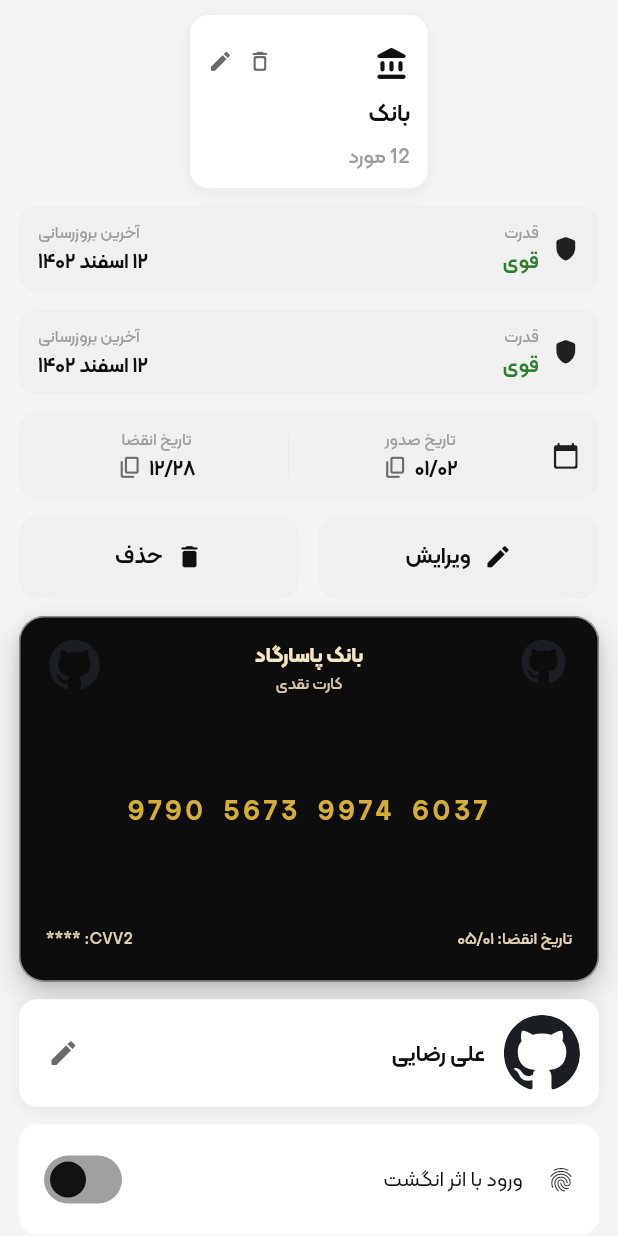
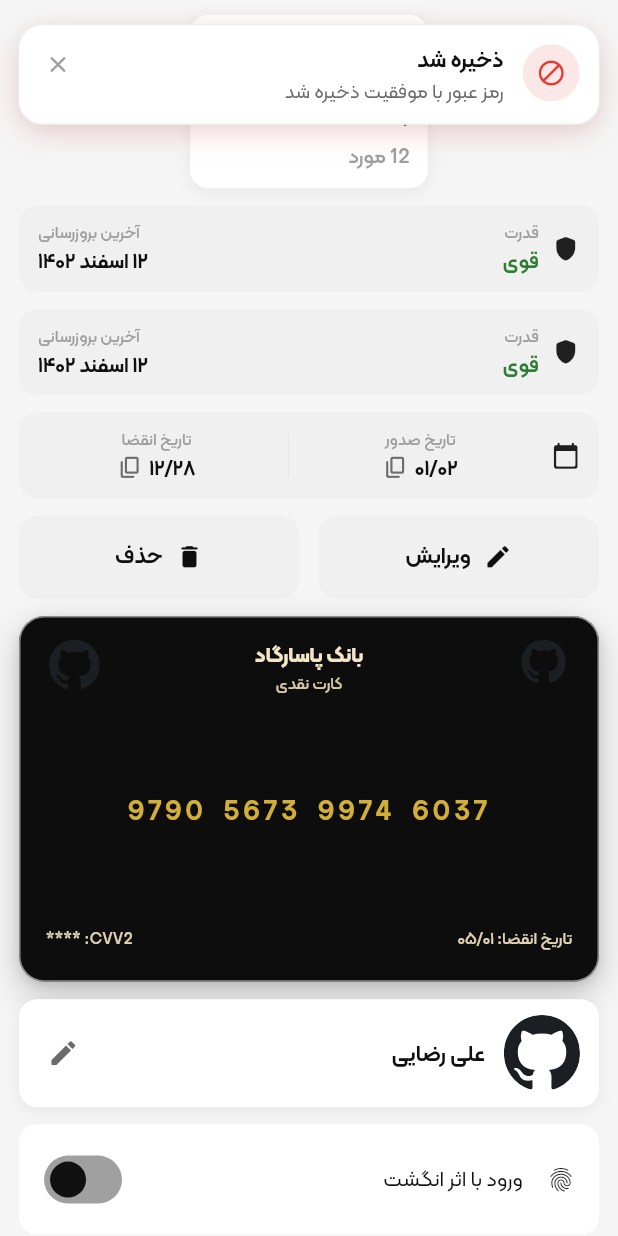
Before and after one commit to javadHeidary/keyva, a Flutter app: the screen it shows after launch, scrolled down 576 dp, after a tap on "ورود با اثر انگشت", on a phone screen of 412 x 824 dp. Run offline on Flutter 3.47's test engine with Material 3 defaults, Android fonts, the phone set to English and light mode, and no system bars; our stand-ins replace flutter_svg, get, vector_graphics.

Commit message:
Add : app toast widget

```diff
--- /dev/null
+++ b/devtools_options.yaml
@@ -0,0 +1,3 @@
+description: This file stores settings for Dart & Flutter DevTools.
+documentation: https://docs.flutter.dev/tools/devtools/extensions#configure-extension-enablement-states
+extensions:
--- a/lib/core/theme/app_colors.dart
+++ b/lib/core/theme/app_colors.dart
@@ -62,6 +62,12 @@
   static const Color errorLight = Color(0xFFE53935);
   static const Color errorDark = Color(0xFFEF5350);
 
+  static const Color infoLight = Color(0xFF1E88E5);
+  static const Color infoDark = Color(0xFF42A5F5);
+
+  static const Color neutralLight = Color(0xFF757575);
+  static const Color neutralDark = Color(0xFF9E9E9E);
+
   static const Color strengthBarBgLight = Color(0xFFE0E0E0);
   static const Color strengthBarBgDark = Color(0xFF333333);
 
--- a/lib/core/theme/app_radius.dart
+++ b/lib/core/theme/app_radius.dart
@@ -2,6 +2,8 @@
   static const double small = 8;
   static const double medium = 12;
   static const double large = 16;
+  static const double xLarge = 18;
+
   static const double extra = 24;
 
   static const double button = 12;
--- a/lib/core/theme/extensions/theme_extentions.dart
+++ b/lib/core/theme/extensions/theme_extentions.dart
@@ -41,6 +41,8 @@
   final Color overlay;
 
   final Color secondaryButton;
+  final Color info;
+  final Color neutral;
 
   const AppColorsExtension({
     required this.primary,
@@ -66,6 +68,8 @@
     required this.divider,
     required this.overlay,
     required this.secondaryButton,
+    required this.info,
+    required this.neutral,
   });
 
   static const light = AppColorsExtension(
@@ -92,6 +96,8 @@
     divider: AppColors.dividerLight,
     overlay: AppColors.overlayLight,
     secondaryButton: AppColors.secondaryButtonLight,
+    info: AppColors.infoLight,
+    neutral: AppColors.neutralLight,
   );
 
   static const dark = AppColorsExtension(
@@ -118,6 +124,8 @@
     divider: AppColors.dividerDark,
     overlay: AppColors.overlayDark,
     secondaryButton: AppColors.secondaryButtonDark,
+    info: AppColors.infoDark,
+    neutral: AppColors.neutralDark,
   );
 
   @override
@@ -145,6 +153,8 @@
     Color? divider,
     Color? overlay,
     Color? secondaryButton,
+    Color? info,
+    Color? neutral,
   }) {
     return AppColorsExtension(
       primary: primary ?? this.primary,
@@ -170,6 +180,8 @@
       divider: divider ?? this.divider,
       overlay: overlay ?? this.overlay,
       secondaryButton: secondaryButton ?? this.secondaryButton,
+      info: info ?? this.info,
+      neutral: neutral ?? this.neutral,
     );
   }
 
@@ -201,6 +213,8 @@
       divider: Color.lerp(divider, other.divider, t)!,
       overlay: Color.lerp(overlay, other.overlay, t)!,
       secondaryButton: Color.lerp(secondaryButton, other.secondaryButton, t)!,
+      info: Color.lerp(info, other.info, t)!,
+      neutral: Color.lerp(neutral, other.neutral, t)!,
     );
   }
 }
--- a/lib/feature/widget_builder_test.dart
+++ b/lib/feature/widget_builder_test.dart
@@ -16,6 +16,7 @@
 import 'package:keyva/shared/widget/date_info_card_widget.dart';
 import 'package:keyva/shared/widget/password_strengthbar_widget.dart';
 import 'package:keyva/shared/widget/split_date_info.dart';
+import 'package:keyva/shared/widget/toast_widget.dart';
 import 'package:keyva/shared/widget/toggle_item_widget.dart';
 import 'package:keyva/shared/widget/user_info_widger.dart';
 
@@ -26,13 +27,9 @@
   Widget build(BuildContext context) {
     return Scaffold(
       body: SafeArea(
-        child: Directionality(
-          textDirection: TextDirection.rtl,
         child: SingleChildScrollView(
           child: Padding(
-              padding: EdgeInsetsGeometry.symmetric(
-                horizontal: AppSpacing.md.s,
-              ),
+            padding: EdgeInsetsGeometry.symmetric(horizontal: AppSpacing.md.s),
             child: Column(
               children: [
                 AppListItemWidget(
@@ -62,10 +59,7 @@
                     AppDropdownItem(
                       value: 'personal',
                       label: 'شخصی',
-                        icon: Icon(
-                          Icons.person_outline,
-                          size: AppSizes.iconMd.s,
-                        ),
+                      icon: Icon(Icons.person_outline, size: AppSizes.iconMd.s),
                     ),
                   ],
                   onChanged: (value) {
@@ -246,7 +240,11 @@
                   icon: Icon(Icons.fingerprint_rounded, size: 18.s),
                   title: 'ورود با اثر انگشت',
                   value: true,
-                    onChanged: (val) {},
+                  onChanged: (val) => AppToast.error(
+                    context,
+                    title: 'ذخیره شد',
+                    message: 'رمز عبور با موفقیت ذخیره شد',
+                  ),
                 ),
                 SizedBox(height: AppSpacing.md.h),
                 PasswordStrengthBarWidget(strength: 0.8, showLabel: true),
@@ -256,7 +254,6 @@
           ),
         ),
       ),
-      ),
     );
   }
 }
--- a/lib/main.dart
+++ b/lib/main.dart
@@ -1,4 +1,5 @@
 import 'package:flutter/material.dart';
+import 'package:flutter_localizations/flutter_localizations.dart';
 import 'package:get/route_manager.dart';
 import 'package:keyva/core/routes/app_routing.dart';
 import 'package:keyva/core/theme/app_responsive.dart';
@@ -16,14 +17,14 @@
     return GetMaterialApp(
       debugShowCheckedModeBanner: false,
       title: 'Keyva',
-      // locale: const Locale('fa', 'IR'),
-      // fallbackLocale: const Locale('fa', 'IR'),
-      // supportedLocales: const [Locale('fa', 'IR'), Locale('en', 'US')],
-      // localizationsDelegates: const [
-      //   // GlobalMaterialLocalizations.delegate,
-      //   // GlobalWidgetsLocalizations.delegate,
-      //   // GlobalCupertinoLocalizations.delegate,
-      // ],
+      locale: const Locale('fa', 'IR'),
+      fallbackLocale: const Locale('fa', 'IR'),
+      supportedLocales: const [Locale('fa', 'IR'), Locale('en', 'US')],
+      localizationsDelegates: const [
+        GlobalMaterialLocalizations.delegate,
+        GlobalWidgetsLocalizations.delegate,
+        GlobalCupertinoLocalizations.delegate,
+      ],
       theme: AppTheme.light,
       darkTheme: AppTheme.dark,
       themeMode: ThemeMode.system,
--- /dev/null
+++ b/lib/shared/widget/toast_widget.dart
@@ -0,0 +1,434 @@
+import 'dart:async';
+
+import 'package:flutter/material.dart';
+import 'package:keyva/core/theme/app_radius.dart';
+import 'package:keyva/core/theme/app_spacing.dart';
+import 'package:keyva/core/theme/app_typography.dart';
+import 'package:keyva/core/theme/extensions/responsive_extentions.dart';
+import 'package:keyva/core/theme/extensions/theme_extentions.dart';
+
+// ============================================================
+// TOAST TYPE
+// ============================================================
+
+enum AppToastType { neutral, info, success, warning, error }
+
+// ============================================================
+// TOAST POSITION
+// ============================================================
+
+enum AppToastPosition { top, right }
+
+// ============================================================
+// TOAST CONFIG
+// ============================================================
+
+class AppToastConfig {
+  final String title;
+  final String? message;
+  final AppToastType type;
+  final AppToastPosition position;
+  final Duration duration;
+  final VoidCallback? onClose;
+  final bool showCloseButton;
+
+  const AppToastConfig({
+    required this.title,
+    this.message,
+    this.type = AppToastType.neutral,
+    this.position = AppToastPosition.top,
+    this.duration = const Duration(seconds: 4),
+    this.onClose,
+    this.showCloseButton = true,
+  });
+}
+
+// ============================================================
+// TOAST SERVICE (Overlay based)
+// ============================================================
+
+class AppToast {
+  static OverlayEntry? _currentEntry;
+  static Timer? _timer;
+
+  /// Show a toast. If another toast is already visible, it will be
+  /// dismissed first and the new one will appear.
+  static void show(
+    BuildContext context, {
+    required String title,
+    String? message,
+    AppToastType type = AppToastType.neutral,
+    AppToastPosition position = AppToastPosition.top,
+    Duration duration = const Duration(seconds: 4),
+    VoidCallback? onClose,
+    bool showCloseButton = true,
+  }) {
+    // Dismiss previous if exists
+    dismiss();
+
+    final overlay = Overlay.of(context, rootOverlay: true);
+
+    late OverlayEntry entry;
+
+    entry = OverlayEntry(
+      builder: (context) {
+        return _ToastOverlay(
+          config: AppToastConfig(
+            title: title,
+            message: message,
+            type: type,
+            position: position,
+            duration: duration,
+            onClose: onClose,
+            showCloseButton: showCloseButton,
+          ),
+          onDismiss: () {
+            entry.remove();
+            _currentEntry = null;
+            _timer?.cancel();
+            _timer = null;
+            onClose?.call();
+          },
+        );
+      },
+    );
+
+    _currentEntry = entry;
+    overlay.insert(entry);
+
+    // Auto dismiss
+    _timer = Timer(duration, () {
+      dismiss();
+    });
+  }
+
+  /// Dismiss the currently visible toast (if any)
+  static void dismiss() {
+    _timer?.cancel();
+    _timer = null;
+    _currentEntry?.remove();
+    _currentEntry = null;
+  }
+
+  // Convenience methods
+  static void neutral(
+    BuildContext context, {
+    required String title,
+    String? message,
+    AppToastPosition position = AppToastPosition.top,
+    Duration duration = const Duration(seconds: 4),
+  }) {
+    show(
+      context,
+      title: title,
+      message: message,
+      type: AppToastType.neutral,
+      position: position,
+      duration: duration,
+    );
+  }
+
+  static void info(
+    BuildContext context, {
+    required String title,
+    String? message,
+    AppToastPosition position = AppToastPosition.top,
+    Duration duration = const Duration(seconds: 4),
+  }) {
+    show(
+      context,
+      title: title,
+      message: message,
+      type: AppToastType.info,
+      position: position,
+      duration: duration,
+    );
+  }
+
+  static void success(
+    BuildContext context, {
+    required String title,
+    String? message,
+    AppToastPosition position = AppToastPosition.top,
+    Duration duration = const Duration(seconds: 4),
+  }) {
+    show(
+      context,
+      title: title,
+      message: message,
+      type: AppToastType.success,
+      position: position,
+      duration: duration,
+    );
+  }
+
+  static void warning(
+    BuildContext context, {
+    required String title,
+    String? message,
+    AppToastPosition position = AppToastPosition.top,
+    Duration duration = const Duration(seconds: 4),
+  }) {
+    show(
+      context,
+      title: title,
+      message: message,
+      type: AppToastType.warning,
+      position: position,
+      duration: duration,
+    );
+  }
+
+  static void error(
+    BuildContext context, {
+    required String title,
+    String? message,
+    AppToastPosition position = AppToastPosition.top,
+    Duration duration = const Duration(seconds: 4),
+  }) {
+    show(
+      context,
+      title: title,
+      message: message,
+      type: AppToastType.error,
+      position: position,
+      duration: duration,
+    );
+  }
+}
+
+// ============================================================
+// INTERNAL OVERLAY WIDGET
+// ============================================================
+
+class _ToastOverlay extends StatefulWidget {
+  final AppToastConfig config;
+  final VoidCallback onDismiss;
+
+  const _ToastOverlay({required this.config, required this.onDismiss});
+
+  @override
+  State<_ToastOverlay> createState() => _ToastOverlayState();
+}
+
+class _ToastOverlayState extends State<_ToastOverlay>
+    with SingleTickerProviderStateMixin {
+  late final AnimationController _controller;
+  late final Animation<double> _fadeAnimation;
+  late final Animation<Offset> _slideAnimation;
+
+  @override
+  void initState() {
+    super.initState();
+
+    _controller = AnimationController(
+      vsync: this,
+      duration: const Duration(milliseconds: 320),
+      reverseDuration: const Duration(milliseconds: 220),
+    );
+
+    _fadeAnimation = CurvedAnimation(
+      parent: _controller,
+      curve: Curves.easeOutCubic,
+      reverseCurve: Curves.easeInCubic,
+    );
+
+    final isRight = widget.config.position == AppToastPosition.right;
+
+    _slideAnimation =
+        Tween<Offset>(
+          begin: isRight ? Offset(1.0.s, 0.0) : Offset(0.0, -0.35.s),
+          end: Offset.zero,
+        ).animate(
+          CurvedAnimation(
+            parent: _controller,
+            curve: Curves.easeOutCubic,
+            reverseCurve: Curves.easeInCubic,
+          ),
+        );
+
+    _controller.forward();
+  }
+
+  @override
+  void dispose() {
+    _controller.dispose();
+    super.dispose();
+  }
+
+  Future<void> _dismiss() async {
+    await _controller.reverse();
+    widget.onDismiss();
+  }
+
+  @override
+  Widget build(BuildContext context) {
+    final media = MediaQuery.of(context);
+    final isRight = widget.config.position == AppToastPosition.right;
+
+    return Positioned(
+      top: media.padding.top + AppSpacing.lg,
+      right: isRight ? media.padding.right + AppSpacing.md : AppSpacing.md,
+      left: isRight ? null : AppSpacing.md,
+      child: FadeTransition(
+        opacity: _fadeAnimation,
+        child: SlideTransition(
+          position: _slideAnimation,
+          child: Material(
+            color: Colors.transparent,
+            child: _ToastCard(config: widget.config, onClose: _dismiss),
+          ),
+        ),
+      ),
+    );
+  }
+}
+
+// ============================================================
+// TOAST CARD (Visual)
+// ============================================================
+
+class _ToastCard extends StatelessWidget {
+  final AppToastConfig config;
+  final VoidCallback onClose;
+
+  const _ToastCard({required this.config, required this.onClose});
+
+  Color _accentColor(AppColorsExtension colors) {
+    switch (config.type) {
+      case AppToastType.neutral:
+        return colors.neutral;
+      case AppToastType.info:
+        return colors.info;
+      case AppToastType.success:
+        return colors.success;
+      case AppToastType.warning:
+        return colors.warning;
+      case AppToastType.error:
+        return colors.error;
+    }
+  }
+
+  IconData _icon() {
+    switch (config.type) {
+      case AppToastType.neutral:
+        return Icons.info_rounded;
+      case AppToastType.info:
+        return Icons.notifications_rounded;
+      case AppToastType.success:
+        return Icons.check_rounded;
+      case AppToastType.warning:
+        return Icons.warning_amber_rounded;
+      case AppToastType.error:
+        return Icons.block_rounded;
+    }
+  }
+
+  @override
+  Widget build(BuildContext context) {
+    final colors = context.colors;
+    final accent = _accentColor(colors);
+    final isDark = context.isDark;
+
+    // Soft colored glow under the card (matches the design)
+    final List<BoxShadow> shadows = [
+      BoxShadow(
+        color: accent.withValues(alpha: isDark ? 0.28 : 0.18),
+        blurRadius: AppRadius.xLarge,
+        offset: Offset(0, 6.s),
+        spreadRadius: -2,
+      ),
+      BoxShadow(
+        color: Colors.black.withValues(alpha: isDark ? 0.35 : 0.06),
+        blurRadius: AppRadius.medium,
+        offset: Offset(0, 3.s),
+      ),
+    ];
+
+    return ConstrainedBox(
+      constraints: BoxConstraints(maxWidth: 380.s),
+      child: Container(
+        padding: EdgeInsetsDirectional.fromSTEB(
+          AppSpacing.md.s,
+          AppSpacing.md.s,
+          AppSpacing.md.s,
+          AppSpacing.md.s,
+        ),
+        decoration: BoxDecoration(
+          color: colors.card,
+          borderRadius: BorderRadius.circular(AppRadius.card),
+          boxShadow: shadows,
+          border: Border.all(
+            color: colors.border.withValues(alpha: 0.6),
+            width: 0.8.w,
+          ),
+        ),
+        child: Row(
+          crossAxisAlignment: CrossAxisAlignment.start,
+          children: [
+            // Icon circle
+            Container(
+              width: 36.s,
+              height: 36.s,
+              decoration: BoxDecoration(
+                color: accent.withValues(alpha: isDark ? 0.18 : 0.12),
+                shape: BoxShape.circle,
+              ),
+              child: Icon(_icon(), size: 20, color: accent),
+            ),
+
+            SizedBox(width: AppSpacing.md.s),
+
+            // Texts
+            Expanded(
+              child: Column(
+                crossAxisAlignment: CrossAxisAlignment.start,
+                mainAxisSize: MainAxisSize.min,
+                children: [
+                  Text(
+                    config.title,
+                    style: AppTypography.titleMedium.copyWith(
+                      color: colors.textPrimary,
+                      height: 1.3,
+                    ),
+                    maxLines: 2,
+                    overflow: TextOverflow.ellipsis,
+                  ),
+                  if (config.message != null && config.message!.isNotEmpty) ...[
+                    SizedBox(height: AppSpacing.xxs.s),
+                    Text(
+                      config.message!,
+                      style: AppTypography.bodySmall.copyWith(
+                        color: colors.textSecondary,
+                        height: 1.4,
+                      ),
+                      maxLines: 3,
+                      overflow: TextOverflow.ellipsis,
+                    ),
+                  ],
+                ],
+              ),
+            ),
+
+            // Close button
+            if (config.showCloseButton) ...[
+              SizedBox(width: AppSpacing.xs.s),
+              GestureDetector(
+                onTap: onClose,
+                behavior: HitTestBehavior.opaque,
+                child: Padding(
+                  padding: EdgeInsets.all(AppSpacing.xs.s),
+                  child: Icon(
+                    Icons.close_rounded,
+                    size: 18,
+                    color: colors.textTertiary,
+                  ),
+                ),
+              ),
+            ],
+          ],
+        ),
+      ),
+    );
+  }
+}
--- a/pubspec.yaml
+++ b/pubspec.yaml
@@ -11,6 +11,7 @@
   flutter:
     sdk: flutter
 
+  flutter_localization: ^0.3.3
   flutter_svg: ^2.2.3
   get: ^4.7.3
 
```
Also changed, not shown: pubspec.lock, 10 other files. Lines whose indentation alone changed are shown as unchanged.
